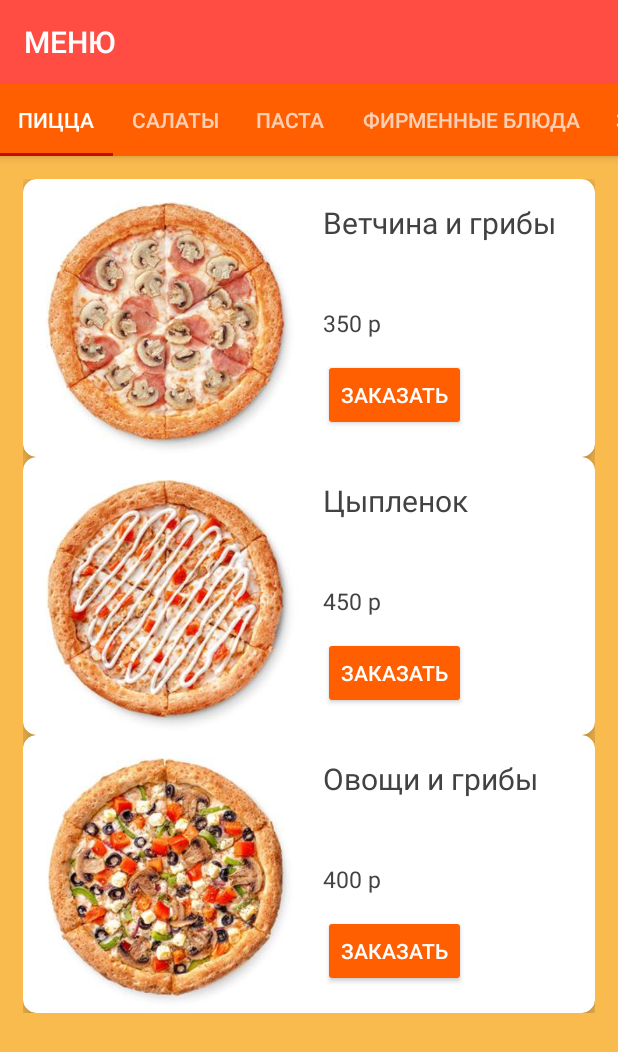
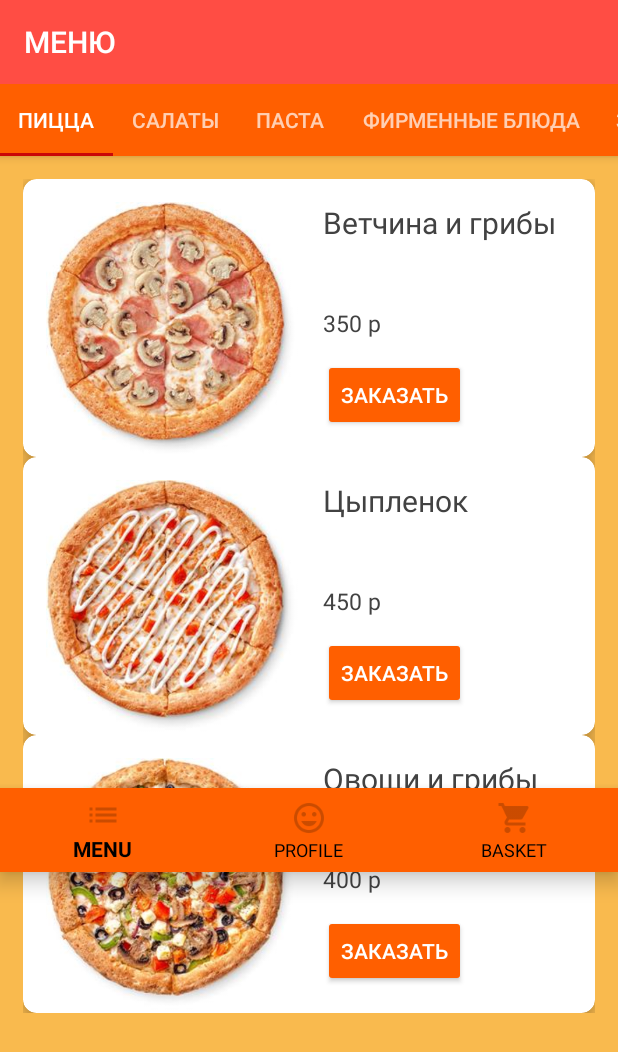
Before and after one commit to AliceDmitrieva/CafeApp, an Android app: the screen it shows after launch (MainActivity), on a phone screen of 412 x 824 dp. Shown: the top 1052 px of the screen. Run offline under Robolectric (Android 15) with nearby library versions, the phone set to English and light mode, and no system bars.

Commit message:
Add bottom navigation menu

```diff
--- a/app/build.gradle
+++ b/app/build.gradle
@@ -24,4 +24,5 @@ dependencies {
     compile 'com.android.support:recyclerview-v7:21.0.+'
     implementation 'com.android.support:cardview-v7:27.1.1'
     compile 'com.android.support:design:26.1.0'
+    compile 'com.aurelhubert:ahbottomnavigation:2.0.4'
 }
--- a/app/src/main/java/ru/dmitrieva/cafeapp/MainActivity.java
+++ b/app/src/main/java/ru/dmitrieva/cafeapp/MainActivity.java
@@ -1,10 +1,13 @@
 package ru.dmitrieva.cafeapp;
 
 import android.os.Bundle;
+import android.support.annotation.NonNull;
+import android.support.design.widget.BottomNavigationView;
 import android.support.design.widget.TabLayout;
 import android.support.v4.view.ViewPager;
 import android.support.v7.app.AppCompatActivity;
 import android.support.v7.widget.Toolbar;
+import android.view.MenuItem;
 
 
 public class MainActivity extends AppCompatActivity {
@@ -23,6 +26,14 @@ public class MainActivity extends AppCompatActivity {
 
         TabLayout tabLayout = findViewById(R.id.tabs);
         tabLayout.setupWithViewPager(viewPager);
+
+        BottomNavigationView bottomNavigationView = findViewById(R.id.bottom_navigation);
+        bottomNavigationView.setOnNavigationItemSelectedListener(new BottomNavigationView.OnNavigationItemSelectedListener() {
+            @Override
+            public boolean onNavigationItemSelected(@NonNull MenuItem item) {
+                return false;
+            }
+        });
     }
 
     public void addPages(ViewPager pager) {
--- a/app/src/main/res/layout/activity_main.xml
+++ b/app/src/main/res/layout/activity_main.xml
@@ -41,6 +41,20 @@
         android:layout_height="match_parent"
         app:layout_behavior="@string/appbar_scrolling_view_behavior">
 
+
+
     </android.support.v4.view.ViewPager>
 
+    <android.support.design.widget.BottomNavigationView
+        android:layout_marginTop="525dp"
+        android:id="@+id/bottom_navigation"
+        android:layout_width="match_parent"
+        android:layout_height="wrap_content"
+        app:itemBackground="@color/colorPrimary"
+        app:itemTextColor="#000000"
+        app:menu="@menu/bottom_navigation_menu"
+        >
+
+    </android.support.design.widget.BottomNavigationView>
+
 </android.support.design.widget.CoordinatorLayout>
--- a/app/src/main/res/layout/content_fragment.xml
+++ b/app/src/main/res/layout/content_fragment.xml
@@ -2,6 +2,7 @@
 <LinearLayout xmlns:android="http://schemas.android.com/apk/res/android"
     android:layout_width="match_parent"
     android:layout_height="wrap_content"
+    xmlns:tools="http://schemas.android.com/tools"
     android:background="@color/colorBackground"
     android:padding="15dp"
     android:layout_margin="20dp">
@@ -10,5 +11,6 @@
         android:id="@+id/contentFragment"
         android:layout_width="wrap_content"
         android:layout_height="wrap_content"
-        class="android.support.v7.widget.RecyclerView" />
+        class="android.support.v7.widget.RecyclerView"
+        tools:listitem="@layout/product_model"/>
 </LinearLayout>
--- /dev/null
+++ b/app/src/main/res/menu/bottom_navigation_menu.xml
@@ -0,0 +1,26 @@
+<?xml version="1.0" encoding="utf-8"?>
+<menu xmlns:android="http://schemas.android.com/apk/res/android"
+    xmlns:app="http://schemas.android.com/apk/res-auto">
+
+    <item
+        android:id="@+id/item_menu"
+        android:enabled="false"
+        android:icon="@drawable/ic_menu"
+        android:title="MENU"
+        app:showAsAction="ifRoom" />
+
+    <item
+        android:id="@+id/item_profile"
+        android:enabled="false"
+        android:icon="@drawable/ic_profile"
+        android:title="PROFILE"
+        app:showAsAction="ifRoom" />
+
+    <item
+        android:id="@+id/item_basket"
+        android:enabled="false"
+        android:icon="@drawable/ic_basket"
+        android:title="BASKET"
+        app:showAsAction="ifRoom" />
+
+</menu>
```
Also changed, not shown: app/src/main/res/drawable-hdpi/ic_basket.png (added), app/src/main/res/drawable-hdpi/ic_menu.png (added), app/src/main/res/drawable-hdpi/ic_profile.png (added), app/src/main/res/drawable-mdpi/ic_basket.png (added), app/src/main/res/drawable-mdpi/ic_menu.png (added), app/src/main/res/drawable-mdpi/ic_profile.png (added), app/src/main/res/drawable-xhdpi/ic_basket.png (added), app/src/main/res/drawable-xhdpi/ic_menu.png (added), app/src/main/res/drawable-xhdpi/ic_profile.png (added), app/src/main/res/drawable-xxhdpi/ic_basket.png (added), app/src/main/res/drawable-xxhdpi/ic_menu.png (added), app/src/main/res/drawable-xxhdpi/ic_profile.png (added).
